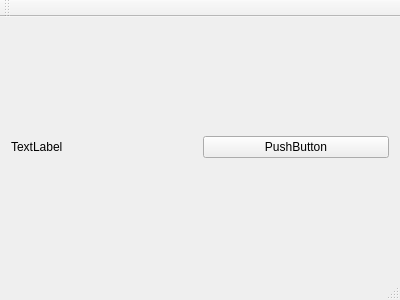
Old version of the form client.ui in the repository Stevealv121/QtClient.
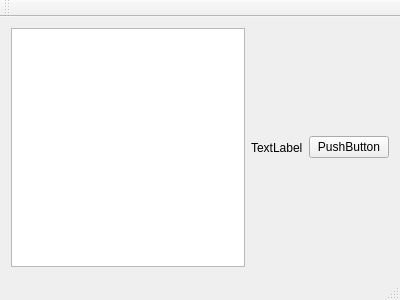
New version of the form.

Commit message: Graphic graph representation

The edit to the form file:
```diff
--- a/client.ui
+++ b/client.ui
@@ -17,6 +17,9 @@
    <layout class="QVBoxLayout" name="verticalLayout">
     <item>
      <layout class="QHBoxLayout" name="horizontalLayout">
+      <item>
+       <widget class="QGraphicsView" name="graphicsView"/>
+      </item>
       <item>
        <widget class="QLabel" name="label">
         <property name="text">
```
The commit also changes 3 other files.
